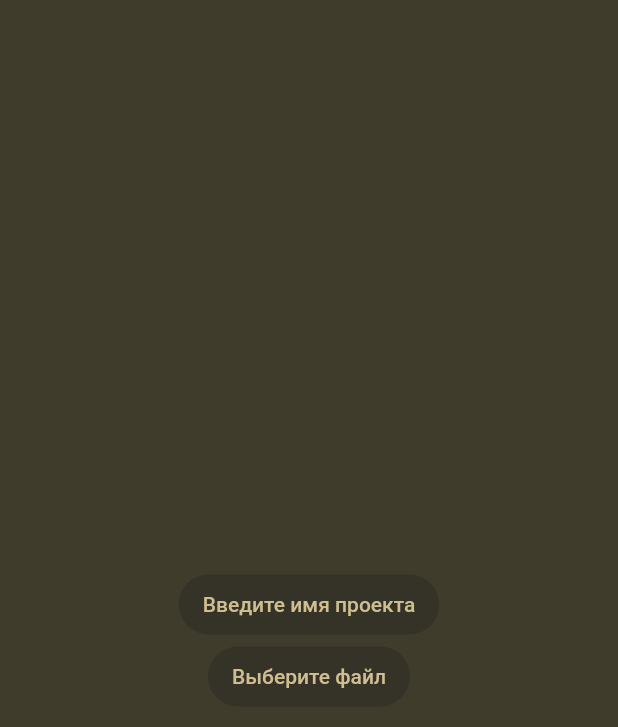
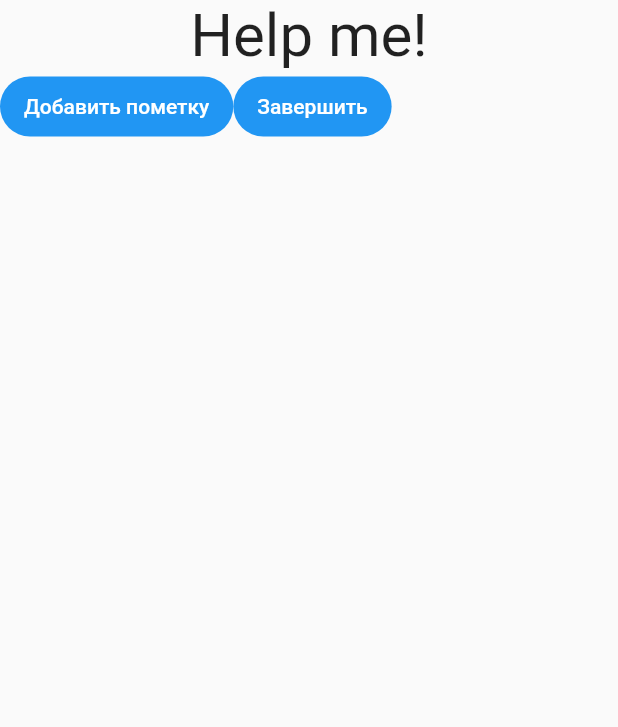
Before and after one commit to KpunToH/Mobile-structural-condition-assessment, a Flutter app: the screen it shows after launch, after a tap on "Выберите файл", on a phone screen of 412 x 824 dp. Shown: the top 727 px of the screen. Run offline on Flutter 3.47's test engine with Material 2 defaults, Android fonts, the phone set to English and light mode, and no system bars; our stand-ins replace image_picker.

Commit message:
Добавлен новый экран
Надо определиться, как можно сделать зависимость активации кнопки от вводимого текста. Надо разобраться как работает image_picker

```diff
--- a/lib/main.dart
+++ b/lib/main.dart
@@ -1,47 +1,9 @@
 import 'package:flutter/material.dart';
 //import 'package:image_picker/image_picker.dart';
+import 'package:moscas/pages/loading_screen.dart';
 
 void main() {
   runApp(MaterialApp(
-    home: UserPannel(),
+    home: LoadingScreen(),
   ));
 }
-
-class UserPannel extends StatelessWidget {
-  @override
-  Widget build(BuildContext context) {
-    return Scaffold(
-      backgroundColor: Color.fromARGB(255, 63, 60, 44),
-      body: SafeArea(
-        child: Row(
-          mainAxisAlignment: MainAxisAlignment.center,
-          children: [
-            Column(
-              mainAxisAlignment: MainAxisAlignment.center,
-              children: [
-                Padding(padding: EdgeInsets.only(top: 30.0),),
-                FilledButton(
-                  onPressed: () {},
-                  child: Text('Введите имя проекта',
-                    style: TextStyle(
-                      color: Color.fromARGB(255, 206, 190, 144)
-                    )),
-                  style: ButtonStyle(backgroundColor: MaterialStatePropertyAll( Color.fromARGB(255, 53, 50, 40))),
-                ),
-                FilledButton(
-                  onPressed: () {
-                  },
-                  child: Text('Выберите файл',
-                    style: TextStyle(
-                      color: Color.fromARGB(255, 206, 190, 144)
-                    )),
-                  style: ButtonStyle(backgroundColor: MaterialStatePropertyAll( Color.fromARGB(255, 53, 50, 40))),
-                )
-              ],
-            )
-          ]
-        )
-      )
-    );
-  }
-}
--- /dev/null
+++ b/lib/pages/loaded_image_screen.dart
@@ -0,0 +1,37 @@
+import 'package:flutter/material.dart';
+
+import 'package:flutter/material.dart';
+import 'package:image_picker/image_picker.dart';
+
+class loadedImageScreen extends StatefulWidget {
+  @override
+  State<StatefulWidget> createState() {
+    return loadedImageScreenState();
+  }
+
+}
+
+class loadedImageScreenState extends State<loadedImageScreen> {
+  @override
+  Widget build(BuildContext context) {
+    return Scaffold(
+        body: SafeArea(
+          child: Column(
+            children: [
+              Text('Help me!',
+                style: TextStyle(
+                  fontSize: 40,
+                )),
+              Row(
+                children: [
+                  FilledButton(onPressed: (){},
+                    child: Text('Добавить пометку')),
+                  FilledButton(onPressed: (){},
+                    child: Text('Завершить')),
+                ],
+              )
+            ],
+          ),)
+    );
+  }
+}
--- /dev/null
+++ b/lib/pages/loading_screen.dart
@@ -0,0 +1,69 @@
+import 'package:flutter/material.dart';
+import 'package:image_picker/image_picker.dart';
+import 'package:moscas/pages/loaded_image_screen.dart';
+
+
+class LoadingScreen extends StatefulWidget {
+  @override
+  State<StatefulWidget> createState() {
+    return LoadingScreenState();
+  }
+
+}
+
+class LoadingScreenState extends State<LoadingScreen> {
+  String projectName = '';
+  bool isButtonDisabled = true;
+  @override
+  Widget build(BuildContext context) {
+    return Scaffold(
+      body: SafeArea(
+        child: Row(
+          mainAxisAlignment: MainAxisAlignment.center,
+          children: [
+            Column(
+              mainAxisAlignment: MainAxisAlignment.center,
+              children: [
+                const Padding(padding: EdgeInsets.symmetric(vertical: 20.0)),
+                SizedBox(
+                  height: 40,
+                  width: 300,
+                  child: TextField(
+                    decoration: const InputDecoration(
+                      labelText: 'Введите название проекта',
+                      contentPadding: EdgeInsets.symmetric(vertical: 10.0),
+                    ),
+                    onChanged: (String value) {
+                      projectName = value;
+                      isButtonDisabled = false;
+                    },
+                  ),
+                ),
+                const Padding(padding: EdgeInsets.symmetric(vertical: 20.0)),
+              FilledButton(
+
+                onPressed: () {
+                  Navigator.push(
+                    context,
+                    MaterialPageRoute(builder: (context) => loadedImageScreen()),
+                  );
+                },
+                child: const Text('Выберите файл', ),
+              )
+            ],
+          )
+        ]
+      )
+      )
+    );
+
+  }
+
+  Future<XFile?> pickImage() async {
+    ImagePicker picker = ImagePicker();
+    final XFile? image = await picker.pickImage(source: ImageSource.gallery);
+
+    return image;
+
+  }
+}
```
